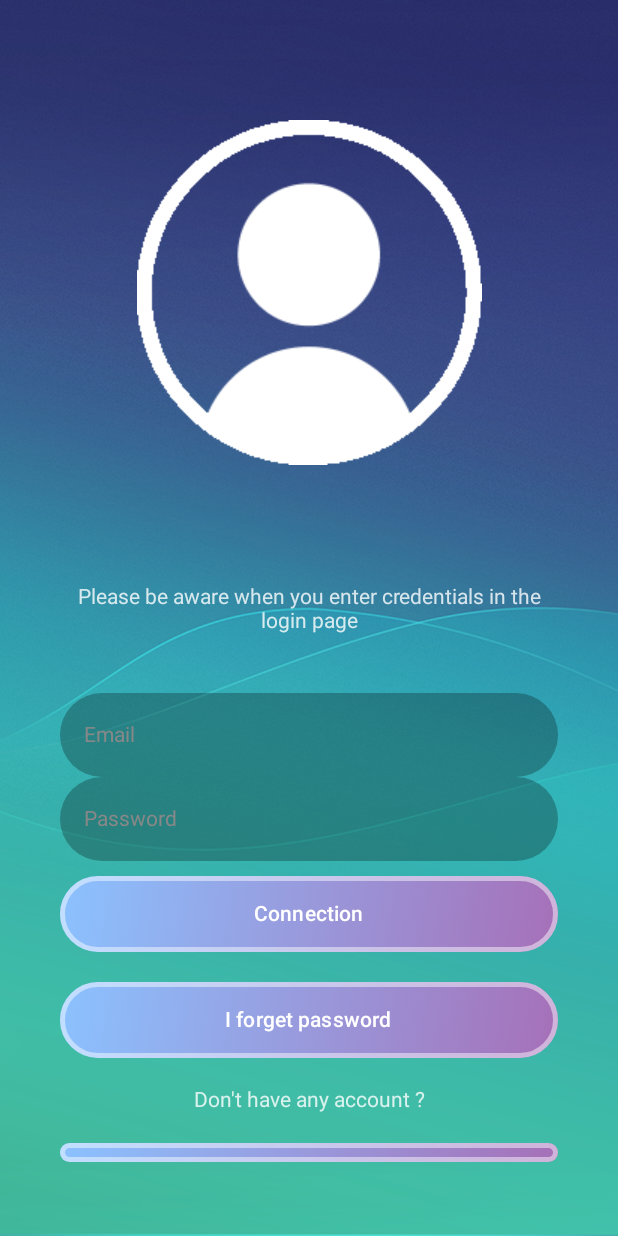
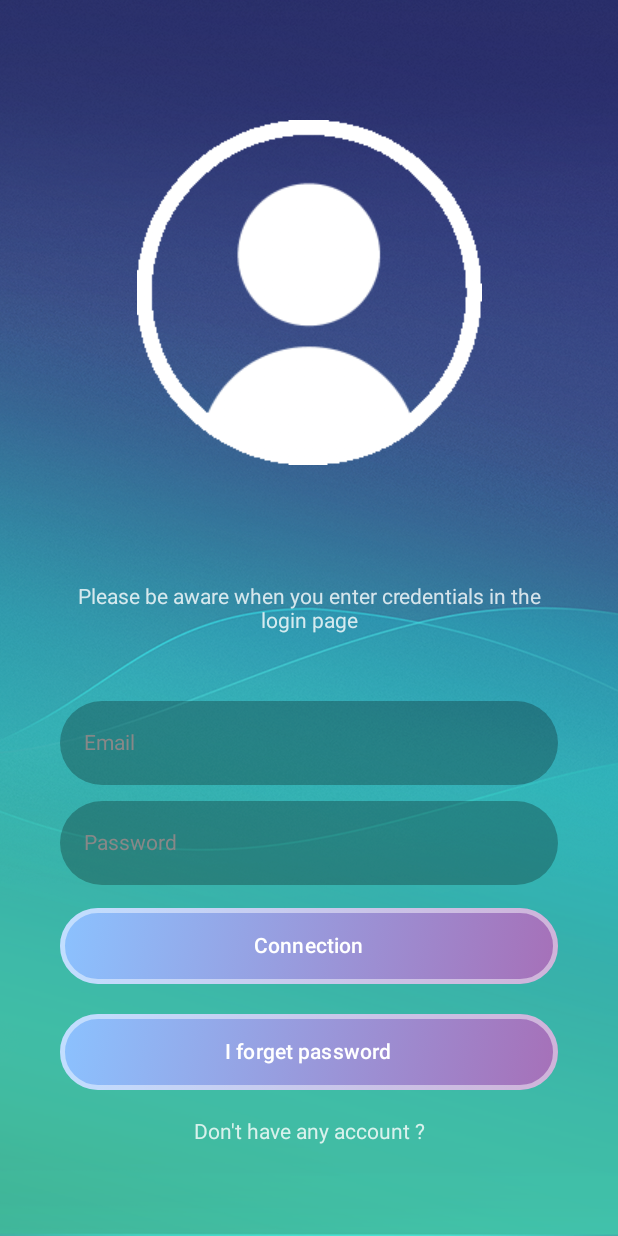
Before and after one commit to Chocolaterie/AndroidTP_2311, an Android app built with Jetpack Compose: the @Preview function LoginActivityPreview, on a phone screen of 412 x 824 dp. Run offline under Robolectric (Android 15) with nearby library versions, the phone set to English and light mode, and no system bars.

```diff
--- a/app/src/main/java/com/example/tpfilrouge/LoginActivity.kt
+++ b/app/src/main/java/com/example/tpfilrouge/LoginActivity.kt
@@ -86,7 +86,10 @@ fun LoginActivityPage() {
     }
 }
 
-@Preview(showBackground = true)
+@Preview(
+    showBackground = true,
+    locale = "zh"
+)
 @Composable
 fun LoginActivityPreview() {
     LoginActivityPage()
--- a/app/src/main/java/com/example/tpfilrouge/ui/theme/AppTheme.kt
+++ b/app/src/main/java/com/example/tpfilrouge/ui/theme/AppTheme.kt
@@ -60,7 +60,7 @@ fun EniButton(label: String){
 
 @Composable
 fun EniTextField(label : String){
-    TextField(value = "", onValueChange = {}, modifier = Modifier.fillMaxWidth(),
+    TextField(value = "", onValueChange = {}, modifier = Modifier.fillMaxWidth().padding(vertical = 5.dp),
         placeholder = { HintText(label) },
         colors = TextFieldDefaults.colors(
             unfocusedContainerColor = Color(0x44000000),
```
Also changed, not shown: 2 other files.
